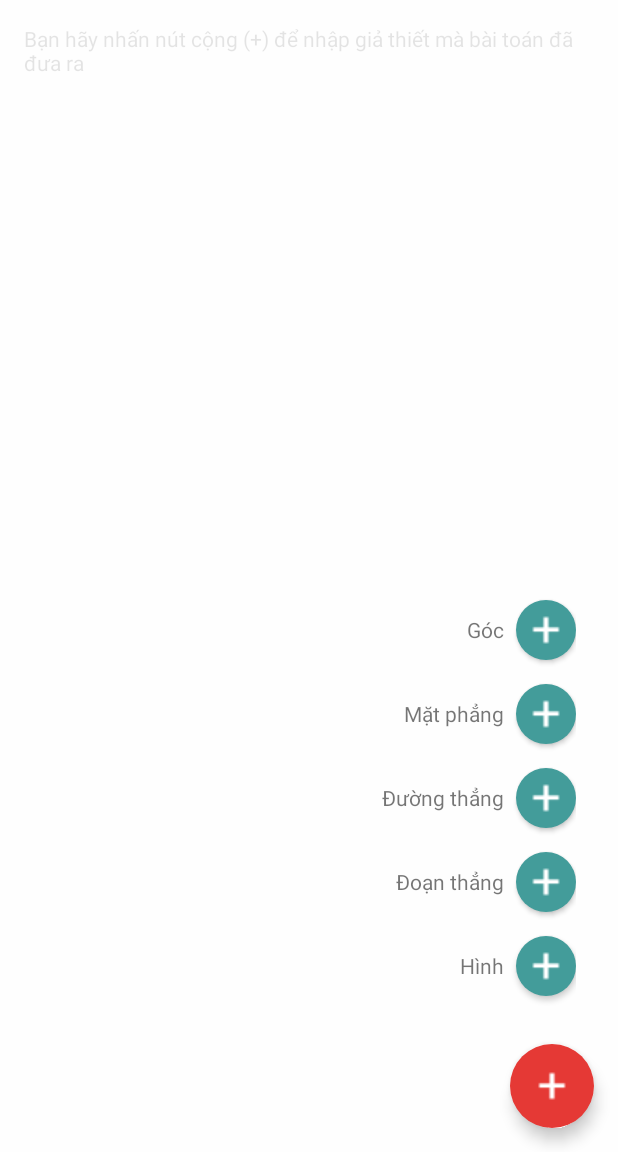
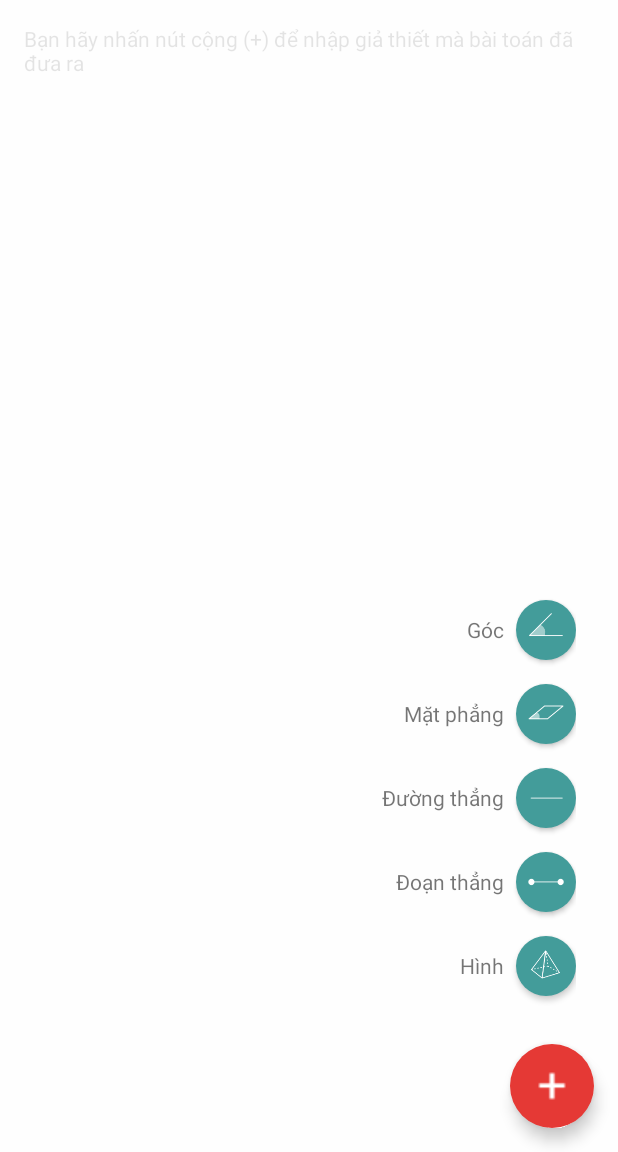
Before and after one commit to EasyLearnCodeTeam/GeometryAndroid, an Android app: the screen it shows after launch (MainActivity), after a tap on an icon or button, on a phone screen of 412 x 824 dp, the part 84-1236 px from its top. Run offline under Robolectric (Android 15) with nearby library versions, the phone set to English and light mode, and no system bars; our stand-ins replace ButterKnife; 2 statements that could not run were skipped.

Commit message:
Change icon for menu

```diff
--- a/app/src/main/res/layout/activity_main.xml
+++ b/app/src/main/res/layout/activity_main.xml
@@ -92,7 +92,7 @@
                 android:id="@+id/angle"
                 android:layout_width="wrap_content"
                 android:layout_height="wrap_content"
-                android:src="@drawable/plus_float_button"
+                android:src="@drawable/goc_icon"
                 app:backgroundTint="@color/main_light_green"
                 app:borderWidth="0dp"
                 app:elevation="2dp"
@@ -114,7 +114,7 @@
                 android:id="@+id/surface"
                 android:layout_width="wrap_content"
                 android:layout_height="wrap_content"
-                android:src="@drawable/plus_float_button"
+                android:src="@drawable/matphang_icon"
                 app:backgroundTint="@color/main_light_green"
                 app:borderWidth="0dp"
                 app:elevation="2dp"
@@ -136,7 +136,7 @@
                 android:id="@+id/line"
                 android:layout_width="wrap_content"
                 android:layout_height="wrap_content"
-                android:src="@drawable/plus_float_button"
+                android:src="@drawable/duongthang_icon"
                 app:backgroundTint="@color/main_light_green"
                 app:borderWidth="0dp"
                 app:elevation="2dp"
@@ -158,7 +158,7 @@
                 android:id="@+id/segment"
                 android:layout_width="wrap_content"
                 android:layout_height="wrap_content"
-                android:src="@drawable/plus_float_button"
+                android:src="@drawable/doanthang_icon"
                 app:backgroundTint="@color/main_light_green"
                 app:borderWidth="0dp"
                 app:elevation="2dp"
@@ -180,7 +180,7 @@
                 android:id="@+id/shape"
                 android:layout_width="wrap_content"
                 android:layout_height="wrap_content"
-                android:src="@drawable/plus_float_button"
+                android:src="@drawable/hinhchop_icon"
                 app:backgroundTint="@color/main_light_green"
                 app:borderWidth="0dp"
                 app:elevation="2dp"
```
